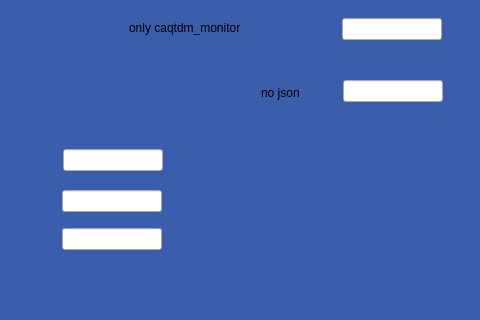
This is caQtDM_Tests/json.ui in caqtdm/caqtdm as Qt 5 draws it before an edit; both pictures show x 0 to 480 and y 120 to 440 of the 800 by 600 pixel window. The edited form follows.
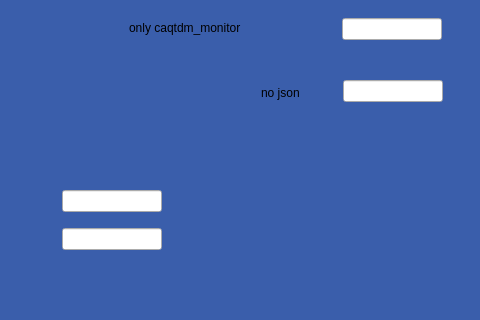
This is the edited form. Custom widgets are drawn as their Qt base class.

Commit message: filter f shown in epics channel filters documentation does not exist

What changed in the file:
```diff
--- a/caQtDM_Tests/json.ui
+++ b/caQtDM_Tests/json.ui
@@ -240,22 +240,6 @@
      <string notr="true">ACM:TEST:AO.{&quot;dbnd&quot;:{&quot;abs&quot;:1.5}}</string>
     </property>
    </widget>
-   <widget class="caTextEntry" name="catextentry_5">
-    <property name="geometry">
-     <rect>
-      <x>63</x>
-      <y>269</y>
-      <width>100</width>
-      <height>22</height>
-     </rect>
-    </property>
-    <property name="channel" stdset="0">
-     <string notr="true">ACM:TEST:AO.{&quot;f&quot;:{&quot;lo&quot;:0,&quot;hi&quot;:10}, &quot;caqtdm_monitor&quot;:{&quot;maxdisplayrate&quot;:1}}</string>
-    </property>
-    <property name="keepFocus">
-     <bool>true</bool>
-    </property>
-   </widget>
    <widget class="caTextEntry" name="catextentry_6">
     <property name="geometry">
      <rect>
```
